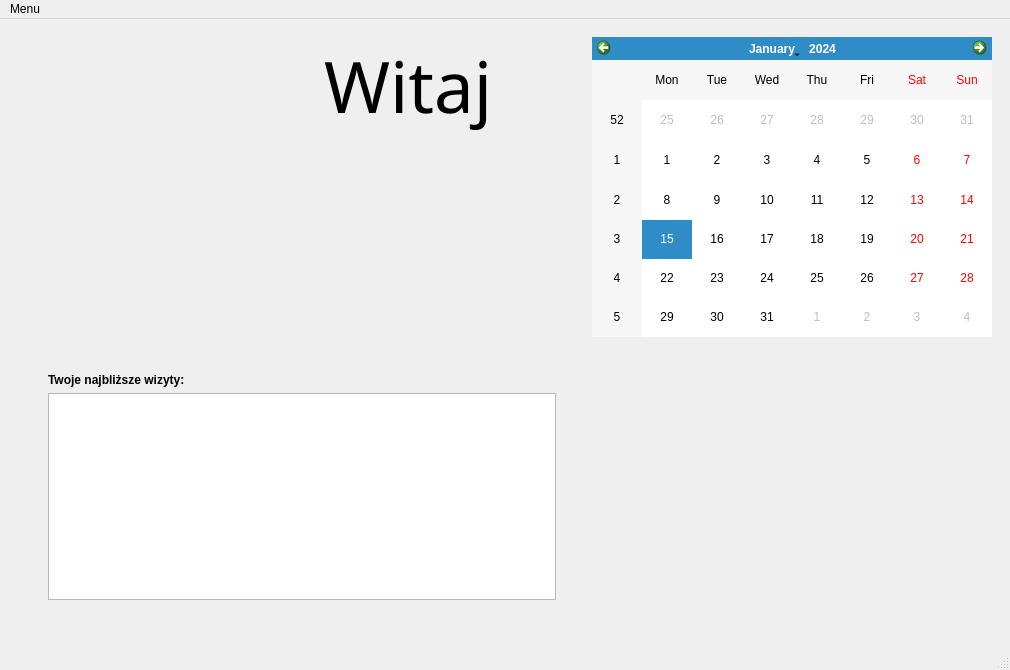
Above: mainwindow.ui from dash205/Projekt_Fryzjer before the change. Below: the same form after it.
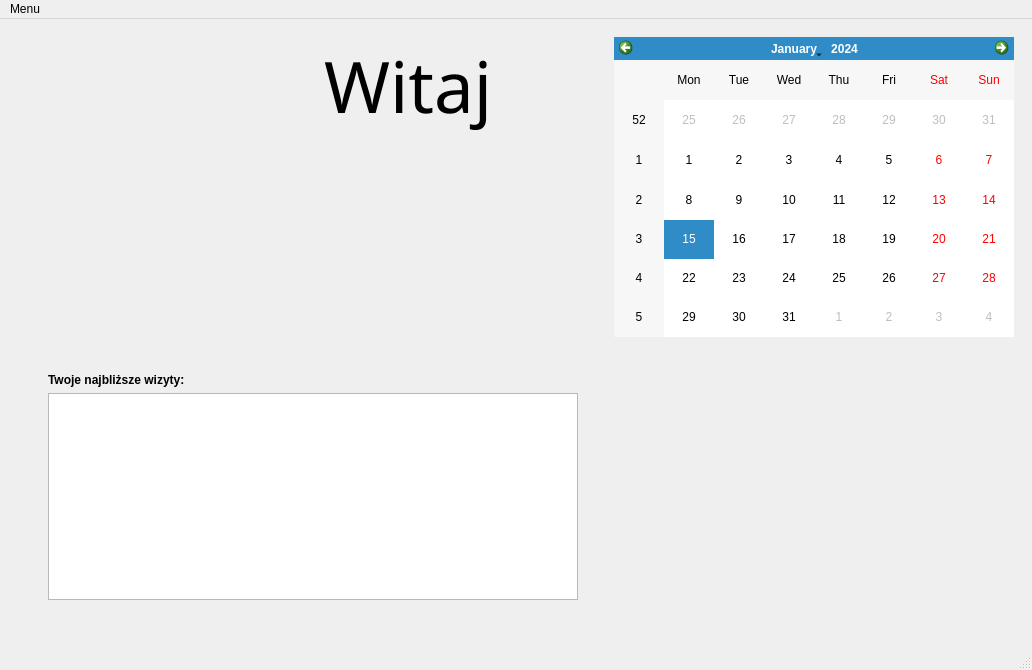
That is the form after the change.

Diff of the .ui file:
```diff
--- a/mainwindow.ui
+++ b/mainwindow.ui
@@ -6,7 +6,7 @@
    <rect>
     <x>0</x>
     <y>0</y>
-    <width>1010</width>
+    <width>1032</width>
     <height>670</height>
    </rect>
   </property>
@@ -166,8 +166,8 @@
     <rect>
      <x>0</x>
      <y>0</y>
-     <width>1010</width>
-     <height>30</height>
+     <width>1032</width>
+     <height>33</height>
     </rect>
    </property>
    <widget class="QMenu" name="menuMenu">
```
Left out of the diff: 2 changed lines with no effect on the pictures.
